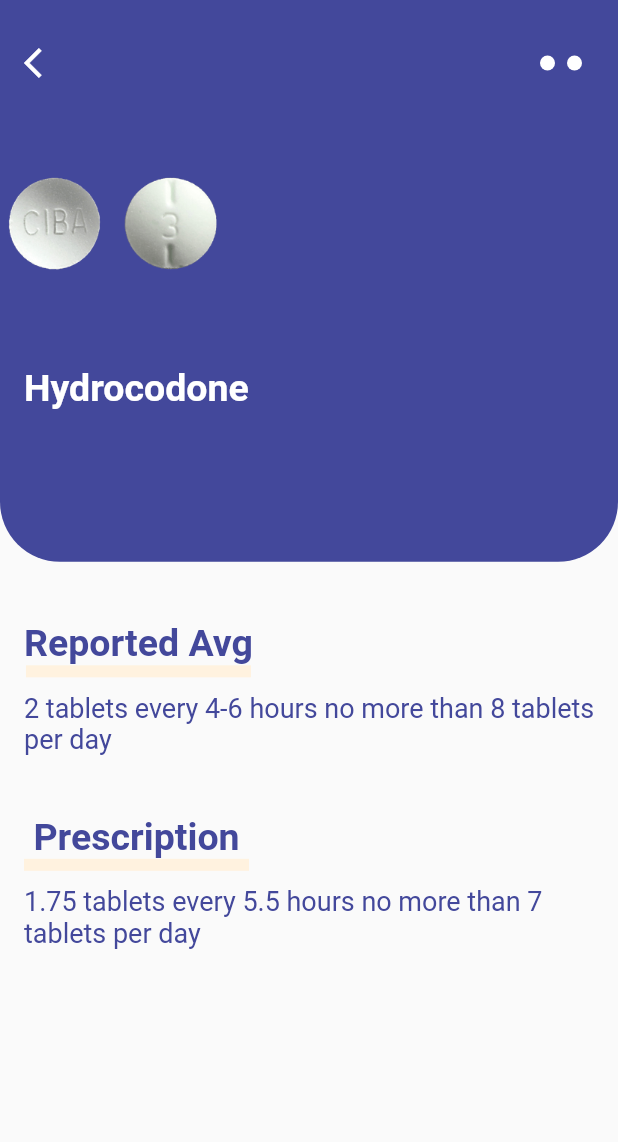
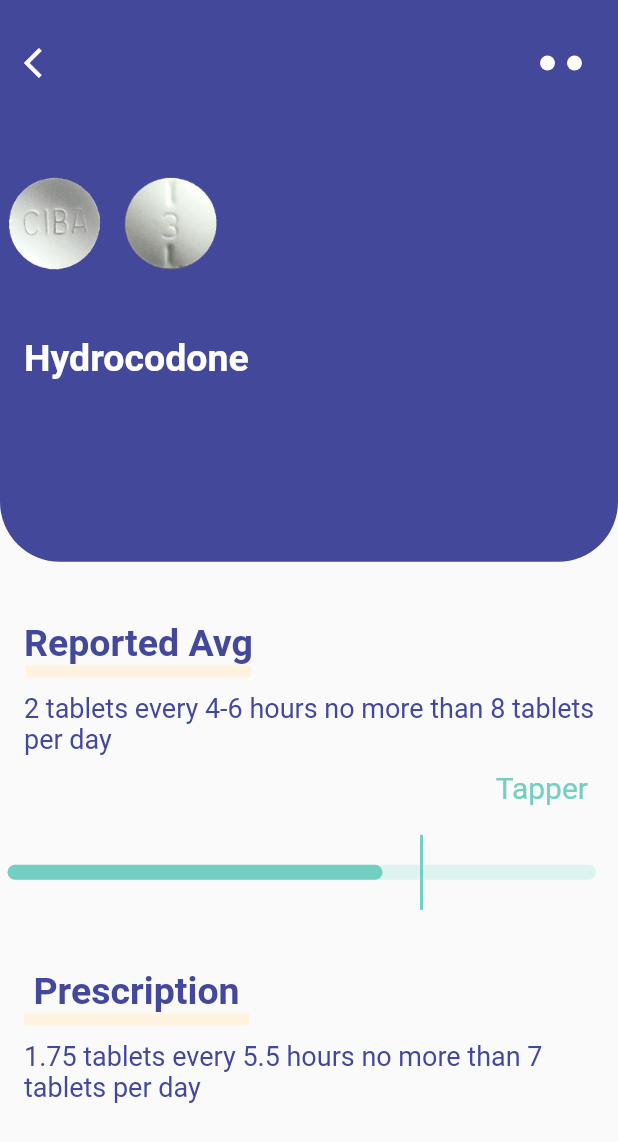
Before and after one commit to harsh6768/clinical-medicine, a Flutter app: the TabletList widget shown alone on an empty page, opened directly, after a tap on "Hydrocodone", on a phone screen of 412 x 824 dp. Shown: the top 1142 px of the screen. Run offline on Flutter 3.47's test engine with Material 2 defaults, Android fonts, the phone set to English and light mode, and no system bars.

Commit message:
tapped added in medicine details page

```diff
--- a/lib/activity_timeline.dart
+++ b/lib/activity_timeline.dart
@@ -250,7 +250,7 @@ class _RoutineTimelineState extends State<RoutineTimeline> {
                                 fontWeight: FontWeight.bold),
                           ),
                           Text(
-                            '30',
+                            '30min',
                             style: TextStyle(
                               color: Color.fromRGBO(67, 72, 155, 0.8),
                               fontSize: 20.0,
--- a/lib/tablet_details.dart
+++ b/lib/tablet_details.dart
@@ -1,16 +1,27 @@
+import 'package:combo_clinical_app/tapper.dart';
 import 'package:flutter/material.dart';
+import 'package:flutter/rendering.dart';
 
 class TabletDetails extends StatefulWidget {
+  final BuildContext context;
   final String imageUrl;
   final String title;
   final String desc;
-  TabletDetails({this.imageUrl, this.title, this.desc});
+  TabletDetails({this.context, this.imageUrl, this.title, this.desc});
 
   @override
   _TabletDetailsState createState() => _TabletDetailsState();
 }
 
 class _TabletDetailsState extends State<TabletDetails> {
+  double xcord;
+  @override
+  void initState() {
+    super.initState();
+    // xcord = MediaQuery.of(widget.context).size.width/1.5;
+    xcord = 250;
+  }
+
   @override
   Widget build(BuildContext context) {
     return MaterialApp(
@@ -18,7 +29,7 @@ class _TabletDetailsState extends State<TabletDetails> {
       home: Scaffold(
         body: SingleChildScrollView(
           child: Container(
-            height: MediaQuery.of(context).size.height,
+            // height: MediaQuery.of(context).size.height,
             width: MediaQuery.of(context).size.width,
             child: Column(
               crossAxisAlignment: CrossAxisAlignment.start,
@@ -65,7 +76,7 @@ class _TabletDetailsState extends State<TabletDetails> {
                                     width: 10.0,
                                     decoration: BoxDecoration(
                                       // color: Color.fromRGBO(115, 207, 194, 1.0),
-                                      color:Colors.white,
+                                      color: Colors.white,
                                       borderRadius: BorderRadius.circular(10.0),
                                     ),
                                   ),
@@ -75,7 +86,7 @@ class _TabletDetailsState extends State<TabletDetails> {
                                     width: 10.0,
                                     decoration: BoxDecoration(
                                       // color: Color.fromRGBO(115, 207, 194, 1.0),
-                                      color:Colors.white,
+                                      color: Colors.white,
                                       borderRadius: BorderRadius.circular(10.0),
                                     ),
                                   ),
@@ -91,7 +102,7 @@ class _TabletDetailsState extends State<TabletDetails> {
                           child: Image.asset(widget.imageUrl),
                         ),
                         Container(
-                          margin: EdgeInsets.only(left: 16.0, top: 20.0),
+                          margin: EdgeInsets.only(left: 16.0),
                           child: Text(
                             widget.title,
                             style: TextStyle(
@@ -136,6 +147,64 @@ class _TabletDetailsState extends State<TabletDetails> {
                     ),
                   ),
                 ),
+                SizedBox(
+                  height: 10.0,
+                ),
+                Container(
+                  padding: EdgeInsets.only(right: 20.0, bottom: 10.0),
+                  child: Align(
+                    alignment: Alignment.topRight,
+                    child: Text(
+                      'Tapper',
+                      style: TextStyle(
+                        fontSize: 20.0,
+                        color: Color.fromRGBO(115, 207, 194, 1.0),
+                      ),
+                    ),
+                  ),
+                ),
+                LayoutBuilder(
+                  builder: (BuildContext context, Constraints constraints) =>
+                      Container(
+                    child: GestureDetector(
+                      onPanStart: (DragStartDetails details) {
+                        print('Details');
+                        print(details);
+                        this.setState(() {
+                          xcord = details.localPosition.dx;
+                        });
+                      },
+                      // onHorizontalDragUpdate: (DragUpdateDetails details) {
+                      //   print('Update Details');
+                      //   print(details);
+                      //   if (details.delta.dx > 0) {
+                      //     this.setState(() {
+                      //       xcord = details.delta.dx;
+                      //     });
+                      //   }
+                      // },
+                      // onHorizontalDragEnd: (DragEndDetails details) {
+                      //   print('Update Details');
+                      //   print(details);
+                      //   this.setState(() {
+                      //     xcord = details.primaryVelocity.toDouble();
+                      //   });
+                      // },
+                      child: CustomPaint(
+                        painter: TapperPainter(
+                          context: context,
+                          xcord: xcord,
+                        ),
+                        child: Container(
+                          margin: EdgeInsets.only(top: 10.0, left: 280),
+                          height: 50.0,
+                          width: 2.0,
+                          color: Color.fromRGBO(115, 207, 194, 1.0),
+                        ),
+                      ),
+                    ),
+                  ),
+                ),
                 Container(
                   margin: EdgeInsets.only(left: 16.0, right: 16.0, top: 40.0),
                   child: Column(
--- a/lib/tablet_list.dart
+++ b/lib/tablet_list.dart
@@ -49,6 +49,7 @@ class _TabletListState extends State<TabletList> {
                       Navigator.of(context).push(
                         MaterialPageRoute(
                           builder: (_) => TabletDetails(
+                            context: context,
                             imageUrl: tabletList[index].imageUrl,
                             title: tabletList[index].title,
                             desc: tabletList[index].desc,
--- /dev/null
+++ b/lib/tapper.dart
@@ -0,0 +1,41 @@
+import 'package:flutter/material.dart';
+
+class TapperPainter extends CustomPainter {
+  BuildContext context;
+  double xcord;
+  double ycord;
+  TapperPainter({this.context, this.xcord, this.ycord});
+
+  @override
+  void paint(Canvas canvas, Size size) {
+    //full line
+    final p1a = Offset(10, 35);
+    final p2a = Offset(MediaQuery.of(context).size.width / 1.05, 35);
+    final paint1 = Paint()
+      ..color = Color.fromRGBO(222, 243, 240, 1.0)
+      ..strokeCap = StrokeCap.round
+      ..strokeWidth = 10;
+    canvas.drawLine(p1a, p2a, paint1);
+
+    // colored line
+    final p1 = Offset(10, 35);
+    final p2 = Offset(xcord, 35);
+    final paint = Paint()
+      ..color = Color.fromRGBO(115, 207, 194, 1.0)
+      ..strokeCap = StrokeCap.round
+      ..strokeWidth = 10;
+    canvas.drawLine(p1, p2, paint);
+
+    //vertical line
+    // final p3 = Offset(280, 80);
+    // final p4 = Offset(280, 120);
+    // final paint2 = Paint()
+    //   ..color = Color.fromRGBO(115, 207, 194, 1.0)
+    //   ..strokeCap = StrokeCap.round
+    //   ..strokeWidth = 2;
+    // canvas.drawLine(p3, p4, paint2);
+  }
+
+  @override
+  bool shouldRepaint(CustomPainter oldDelegate) => false;
+}
```
